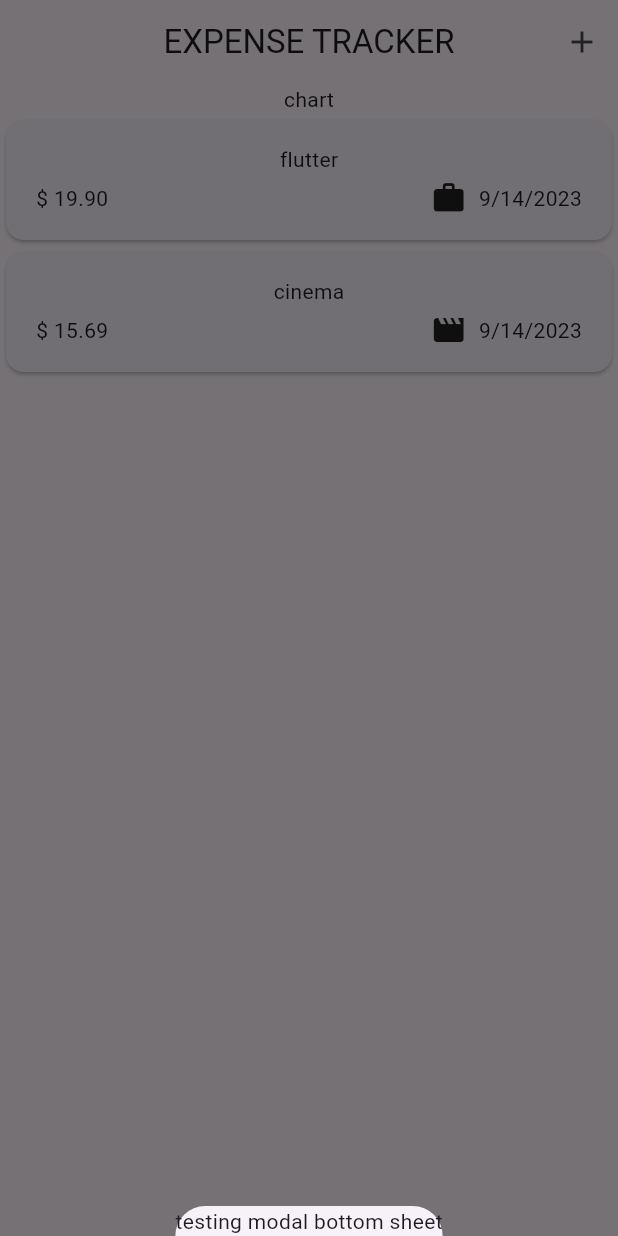
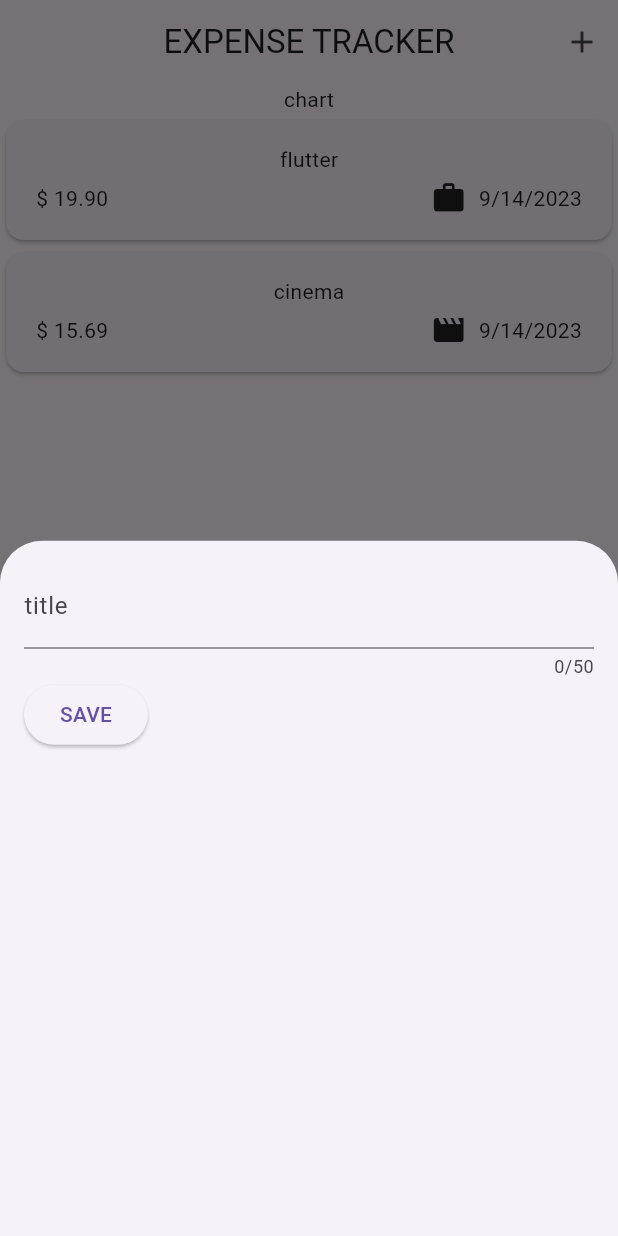
Before and after one commit to azutsavv/expense_tracking, a Flutter app: the screen it shows after launch, after a tap on the "add" icon, on a phone screen of 412 x 824 dp. Run offline on Flutter 3.47's test engine with Material 2 defaults, Android fonts, the phone set to English and light mode, and no system bars.

Commit message:
modal page working and adding widgets to it

```diff
--- a/lib/widgets/expenses.dart
+++ b/lib/widgets/expenses.dart
@@ -1,5 +1,6 @@
 import 'package:expense_tracker/models/expense.dart';
 import 'package:expense_tracker/widgets/expenses_list/expenses_list.dart';
+import 'package:expense_tracker/widgets/new_expense.dart';
 import 'package:flutter/material.dart';
 
 class Expenses extends StatefulWidget {
@@ -30,7 +31,7 @@ class _ExpensesState extends State<Expenses> {
   void _openaddexpenseoverlay(){
     showModalBottomSheet(
       context: context,
-      builder: (ctx) => const Text("testing modal bottom sheet"),);
+      builder: (ctx) => const NewExpense());
   }
 
   @override
--- a/lib/widgets/new_expense.dart
+++ b/lib/widgets/new_expense.dart
@@ -7,9 +7,38 @@ class NewExpense extends StatefulWidget {
   State<NewExpense> createState() => _NewExpenseState();
 }
 
+var _enteredTitle = '';
+
+void _savetitleinnput(String inputValue) {
+  _enteredTitle = inputValue;
+}
+
 class _NewExpenseState extends State<NewExpense> {
   @override
   Widget build(BuildContext context) {
-    return const Placeholder();
+    return Padding(
+      padding:const  EdgeInsets.all(16),
+      child: Column(
+        children: [
+          const TextField(
+            maxLength: 50,
+            keyboardType: TextInputType.name,
+            decoration: InputDecoration(
+              label: Text("title"),
+            ),
+            onChanged: _savetitleinnput,
+          ),
+          Row(
+            children: [
+              ElevatedButton(
+                  onPressed: () {
+                    print(_enteredTitle);
+                  },
+                  child:const Text("SAVE")),
+            ],
+          )
+        ],
+      ),
+    );
   }
 }
```
